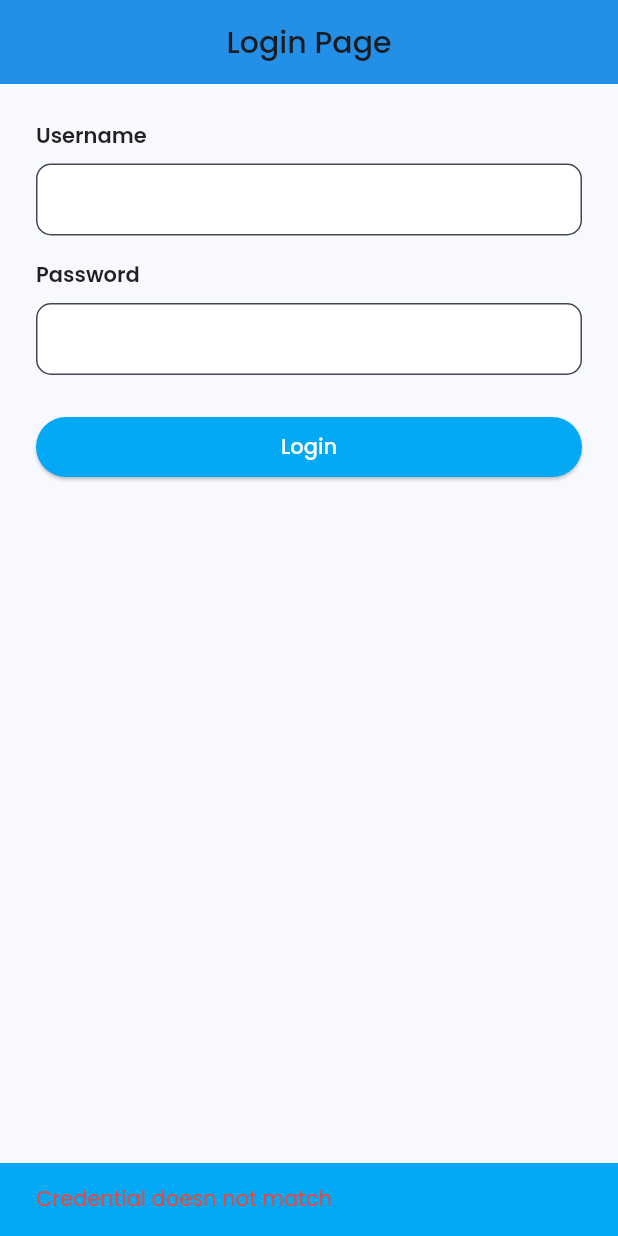
After one commit to ilham-zukri/pemrograman-mobile, a Flutter app: the screen it shows after launch, after a tap on "Login", on a phone screen of 412 x 824 dp. The commit adds this screen. Run offline on Flutter 3.47's test engine with Material 2 defaults, Android fonts, the phone set to English and light mode, and no system bars; our stand-ins replace google_fonts, like_button.

Commit message:
feat(loginPage) : adding login page

```diff
--- a/lib/main.dart
+++ b/lib/main.dart
@@ -1,6 +1,6 @@
 import 'package:flutter/material.dart';
 import 'package:google_fonts/google_fonts.dart';
-import 'package:test_2/pages/home_page.dart';
+import 'package:test_2/pages/login_page.dart';
 
 void main() {
   runApp(const MyApp());
@@ -17,10 +17,14 @@ class MyApp extends StatelessWidget {
       title: 'Flutter Demo',
       theme: ThemeData(
         textTheme: GoogleFonts.poppinsTextTheme(Theme.of(context).textTheme),
-        colorScheme: ColorScheme.fromSeed(seedColor: Colors.deepPurple),
+        colorScheme: ColorScheme.fromSeed(seedColor: Colors.blue),
+        appBarTheme: const AppBarTheme(
+          color: Colors.blue,
+          elevation: 10
+        ),
         useMaterial3: true,
       ),
-      home: const HomePage(),
+      home: const LoginPage(),
     );
   }
 }
--- /dev/null
+++ b/lib/pages/login_page.dart
@@ -0,0 +1,96 @@
+import 'package:flutter/material.dart';
+import 'package:test_2/pages/home_page.dart';
+import 'package:test_2/widgets/custom_text_field.dart';
+
+class LoginPage extends StatefulWidget {
+  const LoginPage({super.key});
+
+  @override
+  State<LoginPage> createState() => _LoginPageState();
+}
+
+class _LoginPageState extends State<LoginPage> {
+  TextEditingController usernameController = TextEditingController();
+  TextEditingController passwordController = TextEditingController();
+
+  List<Map<String, dynamic>> users = [
+    {"username": "budi", "password": "12345678"},
+    {"username": "budung", "password": "password"},
+  ];
+
+  bool authorized = false;
+
+  @override
+  Widget build(BuildContext context) {
+    Size size = MediaQuery.of(context).size;
+    return Scaffold(
+      appBar: AppBar(
+        title: const Text("Login Page"),
+        centerTitle: true,
+      ),
+      body: Padding(
+        padding: const EdgeInsets.all(24),
+        child: Column(
+          crossAxisAlignment: CrossAxisAlignment.start,
+          children: [
+            customTextField(
+              title: "Username",
+              controller: usernameController,
+              isHidden: false,
+            ),
+            const SizedBox(
+              height: 16,
+            ),
+            customTextField(
+              title: "Password",
+              controller: passwordController,
+              isHidden: true,
+            ),
+            const SizedBox(
+              height: 24,
+            ),
+            SizedBox(
+              width: size.width,
+              child: ElevatedButton(
+                onPressed: () {
+                  String username = usernameController.text;
+                  String password = passwordController.text;
+                  for (var user in users) {
+                    if (username == user["username"] &&
+                        password == user["password"]) {
+                      authorized = true;
+                    }
+                  }
+
+                  if (authorized) {
+                    Navigator.pushReplacement(
+                        context,
+                        MaterialPageRoute(
+                          builder: (context) => const HomePage(),
+                        ));
+                  } else {
+                    ScaffoldMessenger.of(context).showSnackBar(
+                      const SnackBar(
+                        content: Text(
+                          "Credential doesn not match",
+                          style: TextStyle(color: Colors.red),
+                        ),
+                        backgroundColor: Colors.lightBlue,
+                      ),
+                    );
+                  }
+                },
+                style:
+                    ElevatedButton.styleFrom(backgroundColor: Colors.lightBlue),
+                child: const Text(
+                  "Login",
+                  style: TextStyle(color: Colors.white),
+                ),
+              ),
+            )
+          ],
+        ),
+      ),
+    );
+  }
+}
--- /dev/null
+++ b/lib/widgets/custom_text_field.dart
@@ -0,0 +1,28 @@
+import 'package:flutter/material.dart';
+
+Widget customTextField({String? title, TextEditingController? controller, bool? isHidden}) {
+  return Column(
+    crossAxisAlignment: CrossAxisAlignment.start,
+    children: [
+      Text(
+        title!,
+        style: const TextStyle(fontWeight: FontWeight.w600),
+      ),
+      Container(
+        margin: const EdgeInsets.only(top: 8),
+        child: TextField(
+          controller: controller,
+          obscureText: isHidden!,
+          decoration: InputDecoration(
+            contentPadding: const EdgeInsets.all(10),
+            filled: true,
+            fillColor: Colors.white,
+            border: OutlineInputBorder(
+              borderRadius: BorderRadius.circular(10),
+            ),
+          ),
+        ),
+      ),
+    ],
+  );
+}
```
